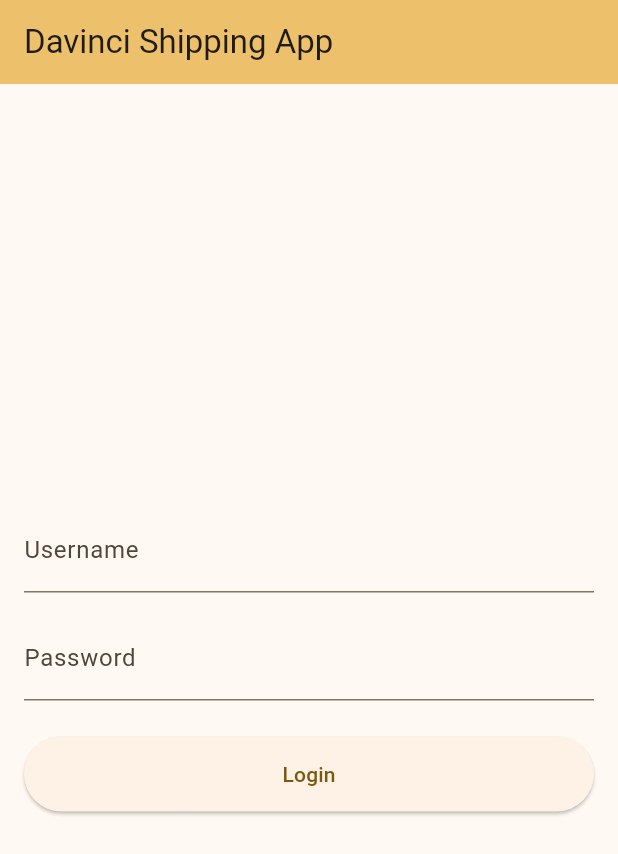
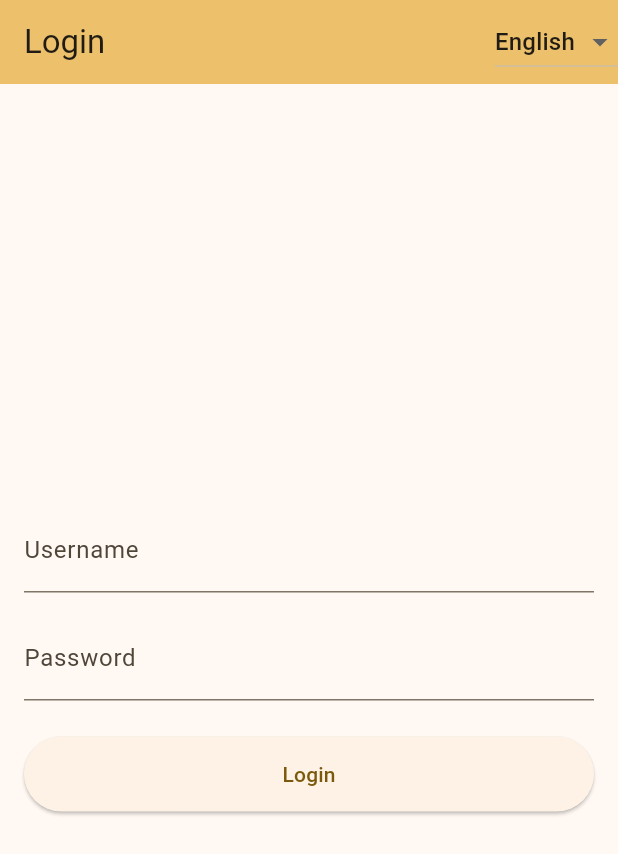
Before and after one commit to Jim-Forge/DMF_Shipping, a Flutter app: the screen it shows after launch, on a phone screen of 412 x 824 dp. Shown: the top 854 px of the screen. Run offline on Flutter 3.47's test engine with Material 3 defaults, Android fonts, the phone set to English and light mode, and no system bars; missing offline and left inert: dart:html; generated files the repository leaves out were written again.

```diff
--- /dev/null
+++ b/shipping_app/client/l10n.yaml
@@ -0,0 +1,3 @@
+arb-dir: lib/l10n
+template-arb-file: app_en.arb
+output-localization-file: app_localizations.dart
--- a/shipping_app/client/lib/main.dart
+++ b/shipping_app/client/lib/main.dart
@@ -1,6 +1,10 @@
+import 'package:flutter/material.dart';
+import 'package:provider/provider.dart';
+import 'package:flutter_localizations/flutter_localizations.dart';
+import 'package:flutter_gen/gen_l10n/app_localizations.dart';
 import 'dart:convert';
-import 'package:flutter/material.dart';
 import 'package:http/http.dart' as http;
+import 'dart:typed_data';
 
 void main() {
   runApp(const MyApp());
@@ -11,15 +15,44 @@ class MyApp extends StatelessWidget {
 
   @override
   Widget build(BuildContext context) {
-    return MaterialApp(
-      title: 'Generate Shipping Label',
-      theme: ThemeData(
-        colorScheme:
-            ColorScheme.fromSeed(seedColor: Color.fromARGB(255, 181, 134, 33)),
-        useMaterial3: true,
+    return ChangeNotifierProvider(
+      create: (context) => LanguageProvider(),
+      child: Consumer<LanguageProvider>(
+        builder: (context, languageProvider, child) {
+          return MaterialApp(
+            title: 'Generate Shipping Label',
+            theme: ThemeData(
+              colorScheme: ColorScheme.fromSeed(
+                  seedColor: Color.fromARGB(255, 181, 134, 33)),
+              useMaterial3: true,
+            ),
+            localizationsDelegates: [
+              AppLocalizations.delegate,
+              GlobalMaterialLocalizations.delegate,
+              GlobalWidgetsLocalizations.delegate,
+              GlobalCupertinoLocalizations.delegate,
+            ],
+            supportedLocales: [
+              Locale('en'),
+              Locale('es'),
+            ],
+            locale: languageProvider.currentLocale,
+            home: LoginScreen(),
+          );
+        },
       ),
-      home: LoginScreen(),
     );
+  }
+}
+
+class LanguageProvider extends ChangeNotifier {
+  Locale _currentLocale = Locale('en');
+
+  Locale get currentLocale => _currentLocale;
+
+  void changeLocale(String languageCode) {
+    _currentLocale = Locale(languageCode);
+    notifyListeners();
   }
 }
 
@@ -36,6 +69,20 @@ class CustomAppBar extends StatelessWidget implements PreferredSizeWidget {
       backgroundColor: Theme.of(context).colorScheme.inversePrimary,
       title: Text(title),
       actions: [
+        DropdownButton<String>(
+          value:
+              Provider.of<LanguageProvider>(context).currentLocale.languageCode,
+          items: [
+            DropdownMenuItem(value: 'en', child: Text('English')),
+            DropdownMenuItem(value: 'es', child: Text('Español')),
+          ],
+          onChanged: (String? newValue) {
+            if (newValue != null) {
+              Provider.of<LanguageProvider>(context, listen: false)
+                  .changeLocale(newValue);
+            }
+          },
+        ),
         if (showLogout)
           IconButton(
             icon: Icon(Icons.logout),
@@ -62,10 +109,9 @@ class LoginScreen extends StatefulWidget {
 class _LoginScreenState extends State<LoginScreen> {
   final TextEditingController _usernameController = TextEditingController();
   final TextEditingController _passwordController = TextEditingController();
-  // String _statusMessage = '';
 
   void _login() {
-    // TODO: Implement actual login logic
+    // Login logic implementation
     if (_usernameController.text == 'admin' &&
         _passwordController.text == '123') {
       Navigator.pushReplacement(
@@ -83,7 +129,8 @@ class _LoginScreenState extends State<LoginScreen> {
   @override
   Widget build(BuildContext context) {
     return Scaffold(
-      appBar: CustomAppBar(title: 'Davinci Shipping App'),
+      appBar:
+          CustomAppBar(title: AppLocalizations.of(context)?.login ?? 'Login'),
       body: Padding(
         padding: EdgeInsets.all(16.0),
         child: Column(
@@ -92,21 +139,22 @@ class _LoginScreenState extends State<LoginScreen> {
             TextField(
               controller: _usernameController,
               decoration: InputDecoration(
-                labelText: 'Username',
+                labelText:
+                    AppLocalizations.of(context)?.loginUsername ?? 'Username',
               ),
             ),
             SizedBox(height: 16),
             TextField(
               controller: _passwordController,
               decoration: InputDecoration(
-                labelText: 'Password',
+                labelText: AppLocalizations.of(context)?.password ?? 'Password',
               ),
               obscureText: true,
             ),
             SizedBox(height: 24),
             ElevatedButton(
               onPressed: _login,
-              child: Text('Login'),
+              child: Text(AppLocalizations.of(context)?.login ?? 'Login'),
               style: ElevatedButton.styleFrom(
                 minimumSize: Size(double.infinity, 50),
               ),
@@ -119,7 +167,7 @@ class _LoginScreenState extends State<LoginScreen> {
 }
 
 class MyHomePage extends StatefulWidget {
-  const MyHomePage({super.key, required this.title});
+  const MyHomePage({Key? key, required this.title}) : super(key: key);
 
   final String title;
 
@@ -129,6 +177,7 @@ class MyHomePage extends StatefulWidget {
 
 class _MyHomePageState extends State<MyHomePage> {
   final TextEditingController _orderIdController = TextEditingController();
+
   String _statusMessage = '';
   String? _labelImageBase64;
   String? _labelImagePath;
@@ -206,7 +255,10 @@ class _MyHomePageState extends State<MyHomePage> {
   @override
   Widget build(BuildContext context) {
     return Scaffold(
-      appBar: CustomAppBar(title: 'Generate Shipping Label', showLogout: true),
+      appBar: CustomAppBar(
+          title: AppLocalizations.of(context)?.generateShippingLabel ??
+              'Generate Shipping Label',
+          showLogout: true),
       body: SingleChildScrollView(
         child: Padding(
           padding: const EdgeInsets.all(16.0),
@@ -215,8 +267,9 @@ class _MyHomePageState extends State<MyHomePage> {
             children: <Widget>[
               TextField(
                 controller: _orderIdController,
-                decoration: const InputDecoration(
-                  labelText: 'Order ID',
+                decoration: InputDecoration(
+                  labelText:
+                      AppLocalizations.of(context)?.orderId ?? 'Order ID',
                 ),
               ),
               const SizedBox(height: 20),
@@ -236,7 +289,7 @@ class _MyHomePageState extends State<MyHomePage> {
                         });
                       }
                     },
-                    child: const Text('Generate Shipping Label'),
+                    child: Text(AppLocalizations.of(context)?.generateShippingLabel ?? 'Generate Shipping Label'),
                   ),
                   ElevatedButton(
                     onPressed: () {
@@ -246,7 +299,7 @@ class _MyHomePageState extends State<MyHomePage> {
                             builder: (context) => BulkLabelPrintScreen()),
                       );
                     },
-                    child: const Text('Bulk Label Print'),
+                      child: Text(AppLocalizations.of(context)?.bulkLabelPrint ?? 'Bulk Label Print'),
                   ),
                   ElevatedButton(
                     onPressed: () {
@@ -256,7 +309,7 @@ class _MyHomePageState extends State<MyHomePage> {
                             builder: (context) => ReprintLabelScreen()),
                       );
                     },
-                    child: const Text('Reprint Label'),
+                      child: Text(AppLocalizations.of(context)?.reprintLabel ?? 'Reprint Label'),
                   ),
                   ElevatedButton(
                     onPressed: () {
@@ -266,7 +319,7 @@ class _MyHomePageState extends State<MyHomePage> {
                             builder: (context) => VoidLabelScreen()),
                       );
                     },
-                    child: const Text('Void Label'),
+                      child: Text(AppLocalizations.of(context)?.voidLabel ?? 'Void Label'),
                   ),
                   ElevatedButton(
                     onPressed: () {
@@ -291,7 +344,7 @@ class _MyHomePageState extends State<MyHomePage> {
                     crossAxisAlignment: CrossAxisAlignment.start,
                     children: [
                       Image.memory(
-                        base64Decode(_labelImageBase64!),
+                        Uint8List.fromList(base64Decode(_labelImageBase64!)),
                         width: 300,
                         height: 300,
                         fit: BoxFit.contain,
--- a/shipping_app/client/pubspec.yaml
+++ b/shipping_app/client/pubspec.yaml
@@ -11,9 +11,12 @@ environment:
 dependencies:
   flutter:
     sdk: flutter
+  flutter_localizations:
+    sdk: flutter
   http: ^0.13.3
   printing: ^5.9.3
   pdf: ^3.8.4
+  provider: ^6.0.0
 
 dev_dependencies:
   flutter_test:
@@ -21,3 +24,4 @@ dev_dependencies:
 
 flutter:
   uses-material-design: true
+  generate: true
```
Also changed, not shown: shipping_app/client/lib/l10n/app_en.arb (added, +23 -0 lines), shipping_app/client/lib/l10n/app_es.arb (added, +23 -0 lines), shipping_app/client/pubspec.lock, 1 other file.
